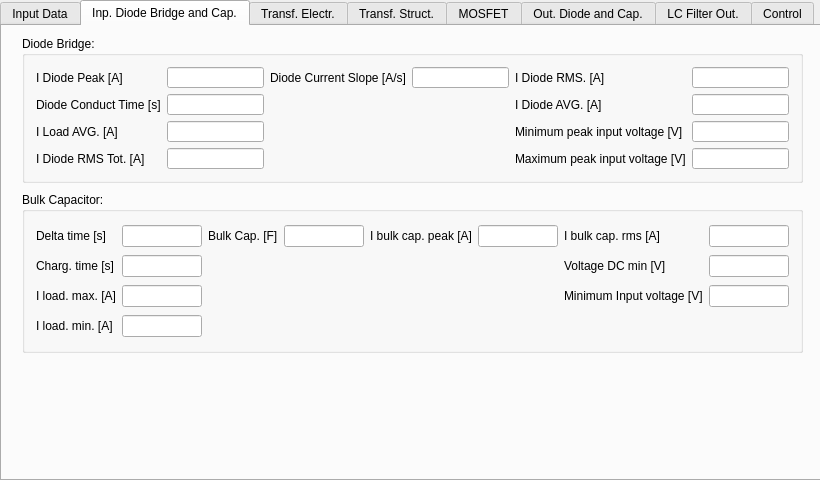
Old version of the form FLySMPS/FLySMPS.ui in the repository aemeltsev/FLySMPS.
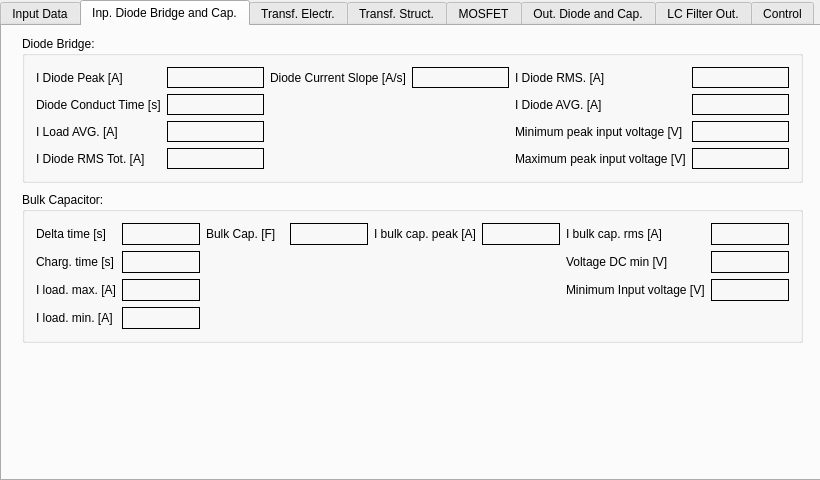
New version of the form. The open tabs and pages were chosen to show the change.

Patch:
```diff
--- a/FLySMPS/FLySMPS.ui
+++ b/FLySMPS/FLySMPS.ui
@@ -358,8 +358,8 @@
        <rect>
         <x>290</x>
         <y>190</y>
-        <width>321</width>
-        <height>63</height>
+        <width>241</width>
+        <height>91</height>
        </rect>
       </property>
       <property name="title">
@@ -374,16 +374,23 @@
         </widget>
        </item>
        <item row="0" column="1">
-        <widget class="QLineEdit" name="PowOut"/>
+        <widget class="QLabel" name="PowOut">
+         <property name="frameShape">
+          <enum>QFrame::Box</enum>
+         </property>
+         <property name="text">
+          <string/>
+         </property>
+        </widget>
        </item>
-       <item row="0" column="2">
+       <item row="1" column="0">
         <widget class="QLabel" name="label_24">
          <property name="text">
           <string>Eff.</string>
          </property>
         </widget>
        </item>
-       <item row="0" column="3">
+       <item row="1" column="1">
         <widget class="QLineEdit" name="Eff"/>
        </item>
       </layout>
@@ -391,8 +398,8 @@
      <widget class="QPushButton" name="InpCalcPushButton">
       <property name="geometry">
        <rect>
-        <x>620</x>
-        <y>220</y>
+        <x>290</x>
+        <y>300</y>
         <width>80</width>
         <height>22</height>
        </rect>
@@ -419,24 +426,25 @@
        <string>Diode Bridge:</string>
       </property>
       <layout class="QGridLayout" name="gridLayout_9">
-       <item row="3" column="5">
-        <widget class="QLineEdit" name="VoltMaxPeakInput"/>
-       </item>
-       <item row="0" column="2">
-        <widget class="QLabel" name="label_46">
+       <item row="2" column="4">
+        <widget class="QLabel" name="label_51">
          <property name="text">
-          <string>Diode Current Slope [A/s]</string>
+          <string>Minimum peak input voltage [V]</string>
          </property>
         </widget>
        </item>
-       <item row="1" column="5">
-        <widget class="QLineEdit" name="DiodeCurrAVG"/>
-       </item>
-       <item row="3" column="1">
-        <widget class="QLineEdit" name="DiodeCurrRMSTot"/>
-       </item>
-       <item row="0" column="5">
-        <widget class="QLineEdit" name="DiodeCurrRMS"/>
+       <item row="0" column="1">
+        <widget class="QLabel" name="DiodeCurrPeak">
+         <property name="frameShape">
+          <enum>QFrame::Box</enum>
+         </property>
+         <property name="frameShadow">
+          <enum>QFrame::Plain</enum>
+         </property>
+         <property name="text">
+          <string/>
+         </property>
+        </widget>
        </item>
        <item row="1" column="0">
         <widget class="QLabel" name="label_41">
@@ -445,33 +453,13 @@
          </property>
         </widget>
        </item>
-       <item row="1" column="4">
-        <widget class="QLabel" name="label_43">
+       <item row="0" column="2">
+        <widget class="QLabel" name="label_46">
          <property name="text">
-          <string>I Diode AVG. [A]</string>
+          <string>Diode Current Slope [A/s]</string>
          </property>
         </widget>
        </item>
-       <item row="3" column="0">
-        <widget class="QLabel" name="label_45">
-         <property name="text">
-          <string>I Diode RMS Tot. [A]</string>
-         </property>
-        </widget>
-       </item>
-       <item row="0" column="0">
-        <widget class="QLabel" name="label_40">
-         <property name="text">
-          <string>I Diode Peak [A]</string>
-         </property>
-        </widget>
-       </item>
-       <item row="0" column="1">
-        <widget class="QLineEdit" name="DiodeCurrPeak"/>
-       </item>
-       <item row="1" column="1">
-        <widget class="QLineEdit" name="DiodeCondTime"/>
-       </item>
        <item row="0" column="4">
         <widget class="QLabel" name="label_42">
          <property name="text">
@@ -479,29 +467,6 @@
          </property>
         </widget>
        </item>
-       <item row="2" column="0">
-        <widget class="QLabel" name="label_44">
-         <property name="text">
-          <string>I Load AVG. [A]</string>
-         </property>
-        </widget>
-       </item>
-       <item row="2" column="1">
-        <widget class="QLineEdit" name="LoadCurrAVG"/>
-       </item>
-       <item row="0" column="3">
-        <widget class="QLineEdit" name="DiodeCurrSlope"/>
-       </item>
-       <item row="2" column="5">
-        <widget class="QLineEdit" name="VoltMinPeakInput"/>
-       </item>
-       <item row="2" column="4">
-        <widget class="QLabel" name="label_51">
-         <property name="text">
-          <string>Minimum peak input voltage [V]</string>
-         </property>
-        </widget>
-       </item>
        <item row="3" column="4">
         <widget class="QLabel" name="label_50">
          <property name="text">
@@ -509,6 +474,114 @@
          </property>
         </widget>
        </item>
+       <item row="3" column="0">
+        <widget class="QLabel" name="label_45">
+         <property name="text">
+          <string>I Diode RMS Tot. [A]</string>
+         </property>
+        </widget>
+       </item>
+       <item row="2" column="0">
+        <widget class="QLabel" name="label_44">
+         <property name="text">
+          <string>I Load AVG. [A]</string>
+         </property>
+        </widget>
+       </item>
+       <item row="0" column="0">
+        <widget class="QLabel" name="label_40">
+         <property name="text">
+          <string>I Diode Peak [A]</string>
+         </property>
+        </widget>
+       </item>
+       <item row="1" column="4">
+        <widget class="QLabel" name="label_43">
+         <property name="text">
+          <string>I Diode AVG. [A]</string>
+         </property>
+        </widget>
+       </item>
+       <item row="1" column="1">
+        <widget class="QLabel" name="DiodeCondTime">
+         <property name="frameShape">
+          <enum>QFrame::Box</enum>
+         </property>
+         <property name="text">
+          <string/>
+         </property>
+        </widget>
+       </item>
+       <item row="2" column="1">
+        <widget class="QLabel" name="LoadCurrAVG">
+         <property name="frameShape">
+          <enum>QFrame::Box</enum>
+         </property>
+         <property name="text">
+          <string/>
+         </property>
+        </widget>
+       </item>
+       <item row="3" column="1">
+        <widget class="QLabel" name="DiodeCurrRMSTot">
+         <property name="frameShape">
+          <enum>QFrame::Box</enum>
+         </property>
+         <property name="text">
+          <string/>
+         </property>
+        </widget>
+       </item>
+       <item row="0" column="5">
+        <widget class="QLabel" name="DiodeCurrRMS">
+         <property name="frameShape">
+          <enum>QFrame::Box</enum>
+         </property>
+         <property name="text">
+          <string/>
+         </property>
+        </widget>
+       </item>
+       <item row="0" column="3">
+        <widget class="QLabel" name="DiodeCurrSlope">
+         <property name="frameShape">
+          <enum>QFrame::Box</enum>
+         </property>
+         <property name="text">
+          <string/>
+         </property>
+        </widget>
+       </item>
+       <item row="1" column="5">
+        <widget class="QLabel" name="DiodeCurrAVG">
+         <property name="frameShape">
+          <enum>QFrame::Box</enum>
+         </property>
+         <property name="text">
+          <string/>
+         </property>
+        </widget>
+       </item>
+       <item row="2" column="5">
+        <widget class="QLabel" name="VoltMinPeakInput">
+         <property name="frameShape">
+          <enum>QFrame::Box</enum>
+         </property>
+         <property name="text">
+          <string/>
+         </property>
+        </widget>
+       </item>
+       <item row="3" column="5">
+        <widget class="QLabel" name="VoltMaxPeakInput">
+         <property name="frameShape">
+          <enum>QFrame::Box</enum>
+         </property>
+         <property name="text">
+          <string/>
+         </property>
+        </widget>
+       </item>
       </layout>
      </widget>
      <widget class="QGroupBox" name="BulkCap">
@@ -517,43 +590,30 @@
         <x>20</x>
         <y>166</y>
         <width>781</width>
-        <height>161</height>
+        <height>151</height>
        </rect>
       </property>
       <property name="title">
        <string>Bulk Capacitor:</string>
       </property>
       <layout class="QGridLayout" name="gridLayout_10">
-       <item row="0" column="0">
-        <widget class="QLabel" name="label_33">
-         <property name="text">
-          <string>Delta time [s]</string>
+       <item row="2" column="1">
+        <widget class="QLabel" name="ILoadMax">
+         <property name="frameShape">
+          <enum>QFrame::Box</enum>
          </property>
-        </widget>
-       </item>
-       <item row="0" column="1">
-        <widget class="QLineEdit" name="DeltaT"/>
-       </item>
-       <item row="0" column="2">
-        <widget class="QLabel" name="label_37">
          <property name="text">
-          <string>Bulk Cap. [F]</string>
+          <string/>
          </property>
         </widget>
        </item>
-       <item row="0" column="3">
-        <widget class="QLineEdit" name="BulkCapacitance"/>
-       </item>
-       <item row="0" column="4">
-        <widget class="QLabel" name="label_38">
+       <item row="2" column="6">
+        <widget class="QLabel" name="label_48">
          <property name="text">
-          <string>I bulk cap. peak [A]</string>
+          <string>Minimum Input voltage [V]</string>
          </property>
         </widget>
        </item>
-       <item row="0" column="5">
-        <widget class="QLineEdit" name="IBulkCapPeak"/>
-       </item>
        <item row="0" column="6">
         <widget class="QLabel" name="label_39">
          <property name="text">
@@ -561,8 +621,22 @@
          </property>
         </widget>
        </item>
-       <item row="0" column="7">
-        <widget class="QLineEdit" name="IBulkCapRMS"/>
+       <item row="0" column="3">
+        <widget class="QLabel" name="BulkCapacitance">
+         <property name="frameShape">
+          <enum>QFrame::Box</enum>
+         </property>
+         <property name="text">
+          <string/>
+         </property>
+        </widget>
+       </item>
+       <item row="0" column="2">
+        <widget class="QLabel" name="label_37">
+         <property name="text">
+          <string>Bulk Cap. [F]</string>
+         </property>
+        </widget>
        </item>
        <item row="1" column="0">
         <widget class="QLabel" name="label_34">
@@ -571,8 +645,83 @@
          </property>
         </widget>
        </item>
+       <item row="2" column="0">
+        <widget class="QLabel" name="label_35">
+         <property name="text">
+          <string>I load. max. [A]</string>
+         </property>
+        </widget>
+       </item>
+       <item row="0" column="1">
+        <widget class="QLabel" name="DeltaT">
+         <property name="frameShape">
+          <enum>QFrame::Box</enum>
+         </property>
+         <property name="text">
+          <string/>
+         </property>
+        </widget>
+       </item>
+       <item row="0" column="7">
+        <widget class="QLabel" name="IBulkCapRMS">
+         <property name="frameShape">
+          <enum>QFrame::Box</enum>
+         </property>
+         <property name="text">
+          <string/>
+         </property>
+        </widget>
+       </item>
+       <item row="3" column="1">
+        <widget class="QLabel" name="ILoadMin">
+         <property name="frameShape">
+          <enum>QFrame::Box</enum>
+         </property>
+         <property name="text">
+          <string/>
+         </property>
+        </widget>
+       </item>
+       <item row="0" column="5">
+        <widget class="QLabel" name="IBulkCapPeak">
+         <property name="frameShape">
+          <enum>QFrame::Box</enum>
+         </property>
+         <property name="text">
+          <string/>
+         </property>
+        </widget>
+       </item>
+       <item row="0" column="0">
+        <widget class="QLabel" name="label_33">
+         <property name="text">
+          <string>Delta time [s]</string>
+         </property>
+        </widget>
+       </item>
        <item row="1" column="1">
-        <widget class="QLineEdit" name="ChargT"/>
+        <widget class="QLabel" name="ChargT">
+         <property name="frameShape">
+          <enum>QFrame::Box</enum>
+         </property>
+         <property name="text">
+          <string/>
+         </property>
+        </widget>
+       </item>
+       <item row="3" column="0">
+        <widget class="QLabel" name="label_36">
+         <property name="text">
+          <string>I load. min. [A]</string>
+         </property>
+        </widget>
+       </item>
+       <item row="0" column="4">
+        <widget class="QLabel" name="label_38">
+         <property name="text">
+          <string>I bulk cap. peak [A]</string>
+         </property>
+        </widget>
        </item>
        <item row="1" column="6">
         <widget class="QLabel" name="label_49">
@@ -582,35 +731,22 @@
         </widget>
        </item>
        <item row="1" column="7">
-        <widget class="QLineEdit" name="VoltDCMin"/>
-       </item>
-       <item row="2" column="0">
-        <widget class="QLabel" name="label_35">
+        <widget class="QLabel" name="VoltDCMin">
+         <property name="frameShape">
+          <enum>QFrame::Box</enum>
+         </property>
          <property name="text">
-          <string>I load. max. [A]</string>
+          <string/>
          </property>
         </widget>
        </item>
-       <item row="2" column="1">
-        <widget class="QLineEdit" name="ILoadMax"/>
-       </item>
        <item row="2" column="7">
-        <widget class="QLineEdit" name="MinInpVolt"/>
-       </item>
-       <item row="3" column="0">
-        <widget class="QLabel" name="label_36">
-         <property name="text">
-          <string>I load. min. [A]</string>
+        <widget class="QLabel" name="MinInpVolt">
+         <property name="frameShape">
+          <enum>QFrame::Box</enum>
          </property>
-        </widget>
-       </item>
-       <item row="3" column="1">
-        <widget class="QLineEdit" name="ILoadMin"/>
-       </item>
-       <item row="2" column="6">
-        <widget class="QLabel" name="label_48">
          <property name="text">
-          <string>Minimum Input voltage [V]</string>
+          <string/>
          </property>
         </widget>
        </item>
```
